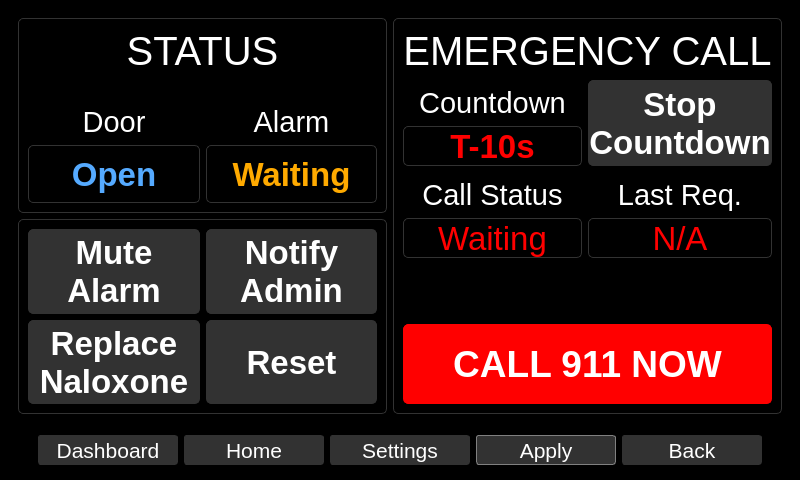
Above: qt_design/main_window.ui from zyl120/Naloxone_Safety_Kit before the change. Below: the same form after it.
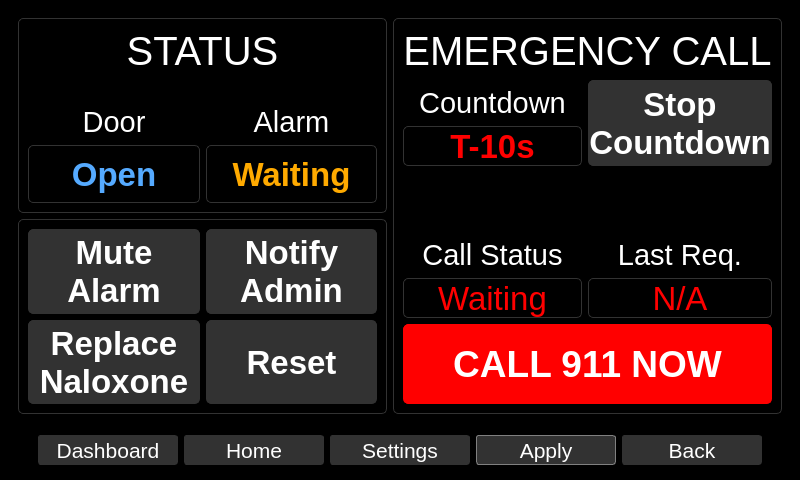
That is the form after the change.

Patch:
```diff
--- a/qt_design/main_window.ui
+++ b/qt_design/main_window.ui
@@ -4792,7 +4792,7 @@
              </property>
             </widget>
            </item>
-           <item row="2" column="1">
+           <item row="3" column="1">
             <layout class="QVBoxLayout" name="verticalLayout_27">
              <item>
               <widget class="QLabel" name="label_8">
@@ -4904,7 +4904,7 @@
              </property>
             </widget>
            </item>
-           <item row="2" column="0">
+           <item row="3" column="0">
             <layout class="QVBoxLayout" name="verticalLayout_24">
              <item>
               <widget class="QLabel" name="label">
@@ -5053,7 +5053,7 @@
              </item>
             </layout>
            </item>
-           <item row="4" column="0" colspan="2">
+           <item row="2" column="0" colspan="2">
             <spacer name="verticalSpacer_5">
              <property name="orientation">
               <enum>Qt::Vertical</enum>
```
